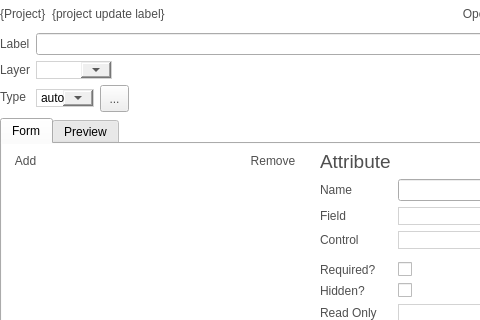
Qt form src/configmanager/ui/ui_projectwidget.ui (roam-qgis/Roam) before a commit; both pictures show x 0 to 480 and y 0 to 320 of the 781 by 697 pixel window.
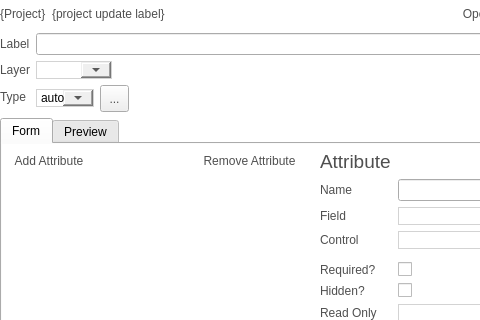
The same form after that commit. The open tabs and pages were chosen to show the change. Icons and pictures are not drawn. Custom widgets are drawn as their Qt base class.

Commit message: Don't hide widget frame with no widgets

The edit to the form file:
```diff
--- a/src/configmanager/ui/ui_projectwidget.ui
+++ b/src/configmanager/ui/ui_projectwidget.ui
@@ -449,12 +449,15 @@
                      <item>
                       <widget class="QToolButton" name="addWidgetButton">
                        <property name="text">
-                        <string>Add</string>
+                        <string>Add Attribute</string>
                        </property>
                        <property name="icon">
                         <iconset resource="../../roam/resources.qrc">
                          <normaloff>:/icons/add</normaloff>:/icons/add</iconset>
                        </property>
+                       <property name="toolButtonStyle">
+                        <enum>Qt::ToolButtonTextUnderIcon</enum>
+                       </property>
                        <property name="autoRaise">
                         <bool>true</bool>
                        </property>
@@ -476,12 +479,15 @@
                      <item>
                       <widget class="QToolButton" name="removeWidgetButton">
                        <property name="text">
-                        <string>Remove</string>
+                        <string>Remove Attribute</string>
                        </property>
                        <property name="icon">
                         <iconset resource="../../roam/resources.qrc">
                          <normaloff>:/icons/remove</normaloff>:/icons/remove</iconset>
                        </property>
+                       <property name="toolButtonStyle">
+                        <enum>Qt::ToolButtonTextUnderIcon</enum>
+                       </property>
                        <property name="autoRaise">
                         <bool>true</bool>
                        </property>
```
Left out of the diff: 8 changed lines with no effect on the pictures. The commit also changes 2 other files.
